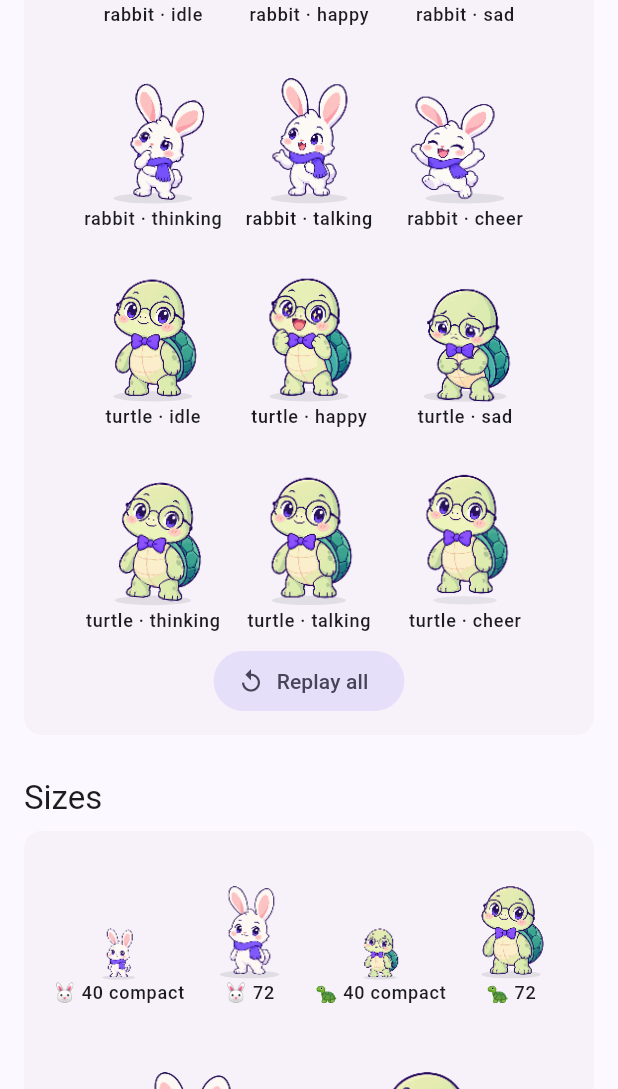
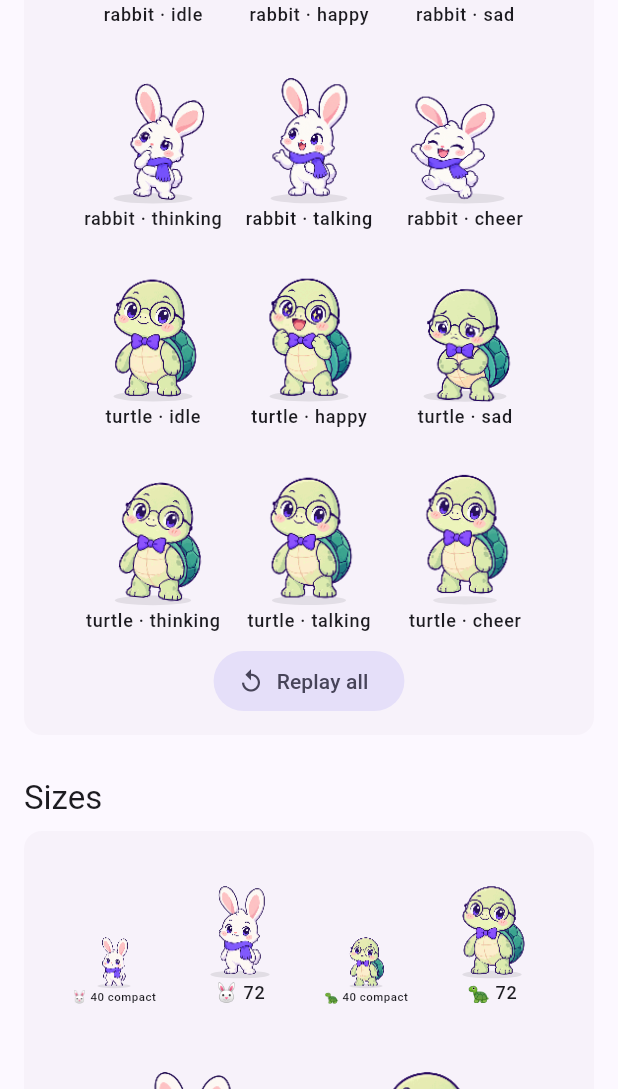
Before and after one commit to oghdy/Maru2026, a Flutter app: the CharacterGalleryPage screen opened directly, scrolled down 1152 dp, on a phone screen of 412 x 824 dp, the part 147-1236 px from its top. Run offline on Flutter 3.47's test engine with Material 3 defaults, Android fonts, the phone set to English and light mode, and no system bars; our stand-ins replace dio, flutter_riverpod, flutter_secure_storage, flutter_tts, google_sign_in, just_audio and 1 more; accounts and stored records are empty.

Commit message:
[CHR-1.6.1.7] Gallery sizes: cap label width so rows never overflow (caught by gallery_test)
Co-Authored-By: Claude Opus 5.5 <noreply@anthropic.com>

```diff
--- a/frontend/maru/lib/dev/character_gallery_main.dart
+++ b/frontend/maru/lib/dev/character_gallery_main.dart
@@ -251,9 +251,16 @@ class _SizesState extends State<_Sizes> {
         child: Column(
           children: [
             MaruCharacter(key: ValueKey('$kind-$s-$_pop'), kind: kind, size: s, entrance: _pop > 0),
-            Text(
-              '${kind == MaruCharacterKind.rabbit ? '🐰' : '🐢'} ${s.toInt()}${s <= MaruCharacter.compactSize ? ' compact' : ''}',
-              style: label,
+            // Label never wider than its character (min 56) so a row can't overflow.
+            SizedBox(
+              width: s < 56 ? 56 : s,
+              child: FittedBox(
+                fit: BoxFit.scaleDown,
+                child: Text(
+                  '${kind == MaruCharacterKind.rabbit ? '🐰' : '🐢'} ${s.toInt()}${s <= MaruCharacter.compactSize ? ' compact' : ''}',
+                  style: label,
+                ),
+              ),
             ),
           ],
         ),
```
